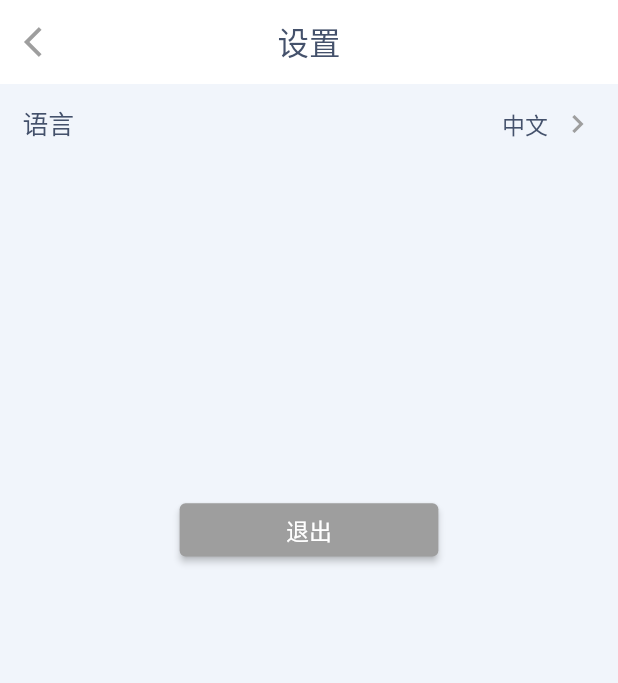
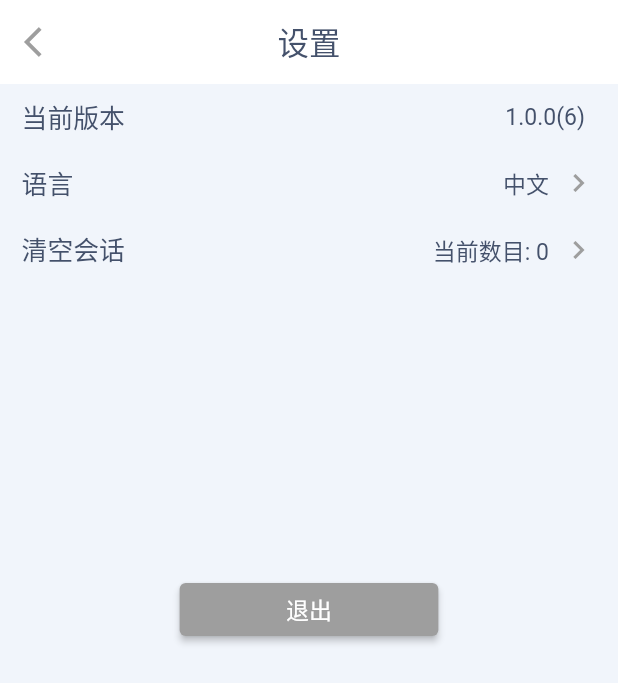
Before and after one commit to armstrongcorner/aila, a Flutter app: the SettingPage screen opened by its route, on a phone screen of 412 x 824 dp. Shown: the top 683 px of the screen. Run offline on Flutter 3.47's test engine with Material 2 defaults, Android fonts, the phone set to English and light mode, and no system bars; our stand-ins replace connectivity_plus, dio, flutter_easyloading, flutter_hooks, flutter_screenutil, flutter_svg and 10 more; accounts and stored records are empty; generated files the repository leaves out were written again.

Commit message:
add clear chat history and version info

```diff
--- a/lib/core/session_manager.dart
+++ b/lib/core/session_manager.dart
@@ -2,7 +2,6 @@ import 'package:aila/core/utils/sp_util.dart';
 import 'package:hooks_riverpod/hooks_riverpod.dart';
 
 final sessionManagerProvider =
-    // Provider<SessionManager>((ref) => throw UnimplementedError());
     Provider<SessionManager>((ref) => SessionManager());
 
 class SessionManager {
--- a/lib/l10n/intl_zh.arb
+++ b/lib/l10n/intl_zh.arb
@@ -5,6 +5,7 @@
     "searchEmptyErr": "请输入交谈内容",
     "clearContentBtnTitle": "清除搜索结果",
     "ok": "确定",
+    "cancel": "取消",
     "sendBtnTitle": "发送",
     "username": "用户名",
     "usernameEmptyErr": "用户名不能为空",
@@ -12,6 +13,11 @@
     "passwordEmptyErr": "密码不能为空",
     "loginBtn": "登录",
     "logoutBtn": "退出",
+    "currentVersionInfo": "当前版本",
     "currentLang": "语言",
-    "chatCompleteMark": "对话已结束"
+    "chatCompleteMark": "对话已结束",
+    "confirmLogoutTip": "确定退出吗？",
+    "clearChatHistory": "清空会话",
+    "clearChatConfirmTip": "确认清空当前账号会话记录吗？",
+    "totalChatCount": "当前数目:"
 }
--- a/lib/main.dart
+++ b/lib/main.dart
@@ -16,7 +16,9 @@ void main() {
     WidgetsFlutterBinding.ensureInitialized();
     RendererBinding.instance.ensureSemantics();
 
+    // Init share preference
     await SpUtil.getInstance();
+    // Init local storage (Hive)
     final localStorage = WSLocalStorage();
     await localStorage.init();
 
--- a/lib/v/chat/chat_content.dart
+++ b/lib/v/chat/chat_content.dart
@@ -98,6 +98,9 @@ class ChatContent extends HookConsumerWidget {
                           //       image: AssetImage(
                           //           "static/images/chat_white_arrow.png")),
                           //   margin: EdgeInsets.fromLTRB(2, 16, 0, 0),
+                          // ),
+                          // Container(
+                          //   child: Icon(Icons.arrow_left),
                           // ),
                           Container(
                             decoration: const BoxDecoration(
--- a/lib/v/setting/setting_screen.dart
+++ b/lib/v/setting/setting_screen.dart
@@ -1,15 +1,18 @@
 import 'package:aila/core/route/app_route.dart';
 import 'package:aila/core/utils/log.dart';
 import 'package:aila/core/utils/sp_util.dart';
+import 'package:aila/v/common_widgets/simple_dialog_content.dart';
 import 'package:aila/vm/misc_provider.dart';
-import 'package:aila/vm/user_provider.dart';
 import 'package:flutter/material.dart';
 import 'package:flutter_easyloading/flutter_easyloading.dart';
+import 'package:flutter_hooks/flutter_hooks.dart';
 import 'package:flutter_screenutil/flutter_screenutil.dart';
 import 'package:hooks_riverpod/hooks_riverpod.dart';
+import 'package:package_info_plus/package_info_plus.dart';
 
 import '../../core/session_manager.dart';
 import '../../core/use_l10n.dart';
+import '../../vm/chat_provider.dart';
 import '../common_widgets/click_item.dart';
 import '../common_widgets/color.dart';
 import '../common_widgets/loading_button.dart';
@@ -19,7 +22,19 @@ class SettingPage extends HookConsumerWidget {
 
   @override
   Widget build(BuildContext context, WidgetRef ref) {
-    final appRoute = ref.read(appRouterProvider);
+    final chatListState = ref.watch(chatProvider);
+    final versionNumber = useState('-');
+    final buildNumber = useState('-');
+
+    useEffect(() {
+      PackageInfo.fromPlatform().then((PackageInfo packageInfo) {
+        // version number
+        versionNumber.value = packageInfo.version;
+        // build number
+        buildNumber.value = packageInfo.buildNumber;
+      });
+      return () {};
+    }, const []);
 
     return Container(
       color: WSColor.primaryBgColor,
@@ -39,6 +54,7 @@ class SettingPage extends HookConsumerWidget {
             elevation: 0,
             leading: IconButton(
               onPressed: () {
+                final appRoute = ref.read(appRouterProvider);
                 appRoute.pop();
               },
               icon: const Icon(
@@ -54,21 +70,56 @@ class SettingPage extends HookConsumerWidget {
               children: [
                 ListView.builder(
                   shrinkWrap: true,
-                  itemCount: 1,
+                  itemCount: 3,
                   itemBuilder: (context, index) {
+                    if (index == 0) {
                       return SizedBox(
                         width: 1.0.sw,
-                      height: 60.h,
+                        height: 50.h,
+                        child: ClickItem(
+                          title:
+                              useL10n(theContext: context).currentVersionInfo,
+                          margin: const EdgeInsets.all(0),
+                          padding: EdgeInsets.only(left: 15.w, right: 15.w),
+                          content:
+                              '${versionNumber.value}(${buildNumber.value})',
+                          bottomBorder: false,
+                          // onTap: () => _selectLanguage(context, ref),
+                          overrideBackgroundColor: false,
+                        ),
+                      );
+                    } else if (index == 1) {
+                      return SizedBox(
+                        width: 1.0.sw,
+                        height: 50.h,
                         child: ClickItem(
                           title: useL10n(theContext: context).currentLang,
                           margin: const EdgeInsets.all(0),
-                        padding: const EdgeInsets.only(left: 15, right: 15),
+                          padding: EdgeInsets.only(left: 15.w, right: 15.w),
                           content: SpUtil.getString(SpKeys.SELECTED_LANGUAGE),
                           bottomBorder: false,
                           onTap: () => _selectLanguage(context, ref),
                           overrideBackgroundColor: false,
                         ),
                       );
+                    } else if (index == 2) {
+                      return SizedBox(
+                        width: 1.0.sw,
+                        height: 50.h,
+                        child: ClickItem(
+                          title: useL10n(theContext: context).clearChatHistory,
+                          margin: const EdgeInsets.all(0),
+                          padding: EdgeInsets.only(left: 15.w, right: 15.w),
+                          content:
+                              '${useL10n(theContext: context).totalChatCount} ${(chatListState.value ?? []).length}',
+                          bottomBorder: false,
+                          onTap: () => _clearChat(context, ref),
+                          overrideBackgroundColor: false,
+                        ),
+                      );
+                    } else {
+                      return Container();
+                    }
                   },
                 ),
                 const Spacer(flex: 10),
@@ -77,10 +128,24 @@ class SettingPage extends HookConsumerWidget {
                   height: 40.h,
                   child: WSLoadingButton(
                     onPressed: () async {
-                      final sessionManager = ref.read(sessionManagerProvider);
+                      showCustomSizeDialog(
+                        context,
+                        barrierDismissible: true,
+                        child: SimpleDialogContent(
+                          bodyText:
+                              useL10n(theContext: context).confirmLogoutTip,
+                          cancelBtnText: useL10n(theContext: context).cancel,
+                          okBtnText: useL10n(theContext: context).ok,
+                          onClickOK: () async {
+                            final appRoute = ref.read(appRouterProvider);
+                            final sessionManager =
+                                ref.read(sessionManagerProvider);
                             sessionManager.setToken('');
                             await SpUtil.putString(SpKeys.TOKEN, '');
                             appRoute.go(RouteURL.login);
+                          },
+                        ),
+                      );
                     },
                     bgColor: Colors.grey,
                     loading: false,
@@ -179,4 +244,19 @@ class SettingPage extends HookConsumerWidget {
       }
     });
   }
+
+  void _clearChat(BuildContext context, WidgetRef ref) {
+    showCustomSizeDialog(
+      context,
+      barrierDismissible: true,
+      child: SimpleDialogContent(
+        bodyText: useL10n(theContext: context).clearChatConfirmTip,
+        cancelBtnText: useL10n(theContext: context).cancel,
+        okBtnText: useL10n(theContext: context).ok,
+        onClickOK: () async {
+          ref.read(chatProvider.notifier).clearChatHistory();
+        },
+      ),
+    );
   }
+}
--- a/pubspec.yaml
+++ b/pubspec.yaml
@@ -1,7 +1,7 @@
 name: aila
 description: A new Flutter project.
 publish_to: 'none'
-version: 1.0.0
+version: 1.0.0+6
 
 environment:
   sdk: '>=3.0.2 <4.0.0'
@@ -19,6 +19,7 @@ dependencies:
   hooks_riverpod: ^2.3.6
   path: ^1.8.3
   dio: ^5.1.2
+  package_info_plus: ^4.0.2
   connectivity_plus: ^4.0.1
   shared_preferences: ^2.1.1
   fluttertoast: ^8.2.2
```
Also changed, not shown: lib/l10n/intl_en.arb (+7 -1 lines), lib/m/datasources/local/chat_local_data_source.dart (+14 -0 lines), lib/v/common_widgets/simple_dialog_content.dart (+56 -13 lines), lib/vm/chat_provider.dart (+14 -0 lines), lib/generated/intl/messages_en.dart, lib/generated/intl/messages_zh.dart, lib/generated/l10n.dart, pubspec.lock, 4 other files. Lines whose indentation alone changed are shown as unchanged.
